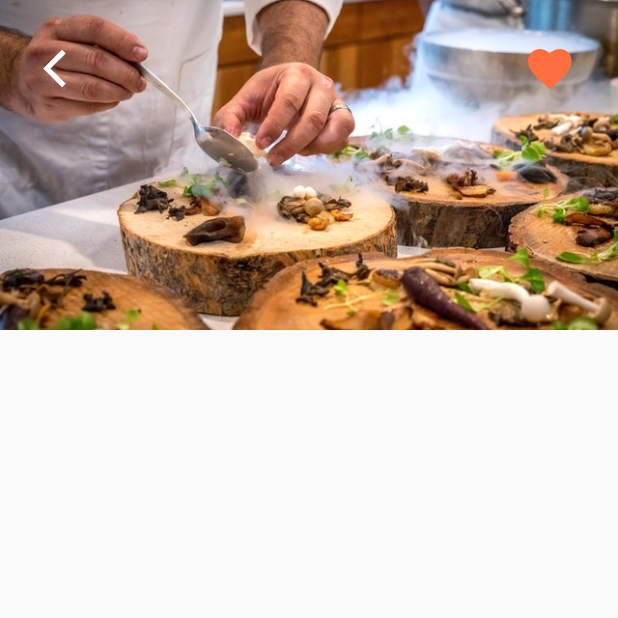
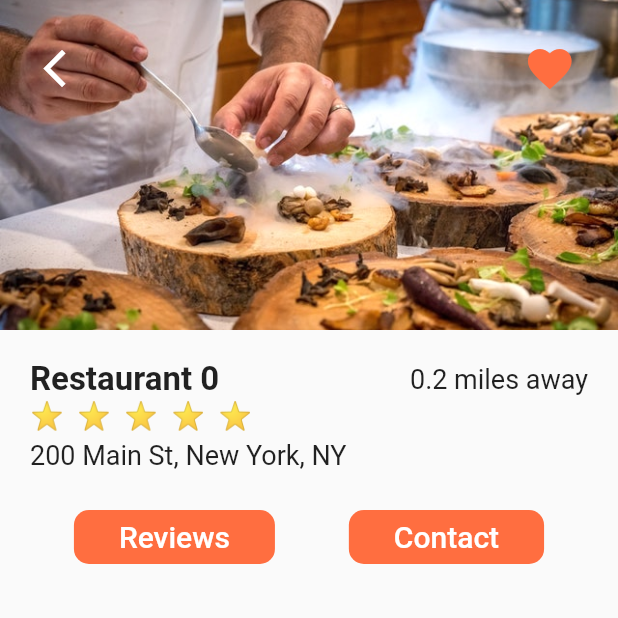
Before and after one commit to sumithpdd/flutterworkshopfooddelivery, a Flutter app: the screen it shows after launch, after a tap on "Restaurant 0", on a phone screen of 412 x 824 dp, the top half of it. Run offline on Flutter 3.47's test engine with Material 2 defaults, Android fonts, the phone set to English and light mode, and no system bars.

Commit message:
Restaurant Screen Image and details

```diff
--- a/food_delivery/lib/screens/restaurant_screen.dart
+++ b/food_delivery/lib/screens/restaurant_screen.dart
@@ -1,5 +1,6 @@
 import 'package:flutter/material.dart';
 import 'package:food_delivery/models/restaurant.dart';
+import 'package:food_delivery/widgets/rating_stars.dart';
 
 class RestaurantScreen extends StatefulWidget {
   final Restaurant restaurant;
@@ -48,6 +49,73 @@ class _RestaurantScreenState extends State<RestaurantScreen> {
                         onPressed: () {})
                   ],
                 ),
+              ),
+            ],
+          ),
+          Padding(
+            padding: const EdgeInsets.all(20.0),
+            child: Column(
+              crossAxisAlignment: CrossAxisAlignment.start,
+              children: [
+                Row(
+                  mainAxisAlignment: MainAxisAlignment.spaceBetween,
+                  children: [
+                    Text(
+                      widget.restaurant.name,
+                      style: TextStyle(
+                        fontSize: 22.0,
+                        fontWeight: FontWeight.w600,
+                      ),
+                    ),
+                    Text(
+                      '0.2 miles away',
+                      style: TextStyle(
+                        fontSize: 18.0,
+                      ),
+                    )
+                  ],
+                ),
+                RatingStars(widget.restaurant.rating),
+                SizedBox(height: 6.0),
+                Text(
+                  widget.restaurant.address,
+                  style: TextStyle(
+                    fontSize: 18.0,
+                  ),
+                ),
+              ],
+            ),
+          ),
+          Row(
+            mainAxisAlignment: MainAxisAlignment.spaceEvenly,
+            children: [
+              FlatButton(
+                padding: EdgeInsets.symmetric(horizontal: 30.0),
+                color: Theme.of(context).primaryColor,
+                shape: RoundedRectangleBorder(
+                    borderRadius: BorderRadius.circular(10.0)),
+                onPressed: () {},
+                child: Text(
+                  'Reviews',
+                  style: TextStyle(
+                    color: Colors.white,
+                    fontSize: 20.0,
+                  ),
+                ),
+              ),
+              FlatButton(
+                padding: EdgeInsets.symmetric(horizontal: 30.0),
+                color: Theme.of(context).primaryColor,
+                shape: RoundedRectangleBorder(
+                    borderRadius: BorderRadius.circular(10.0)),
+                onPressed: () {},
+                child: Text(
+                  'Contact',
+                  style: TextStyle(
+                    color: Colors.white,
+                    fontSize: 20.0,
+                  ),
+                ),
               )
             ],
           )
```
